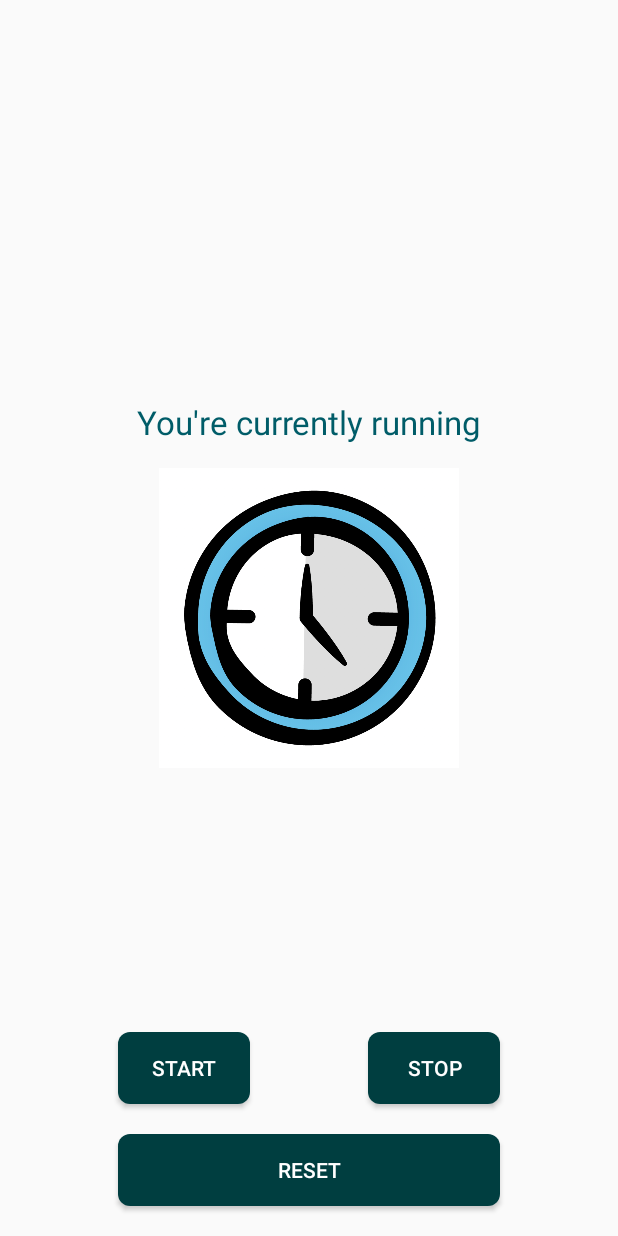
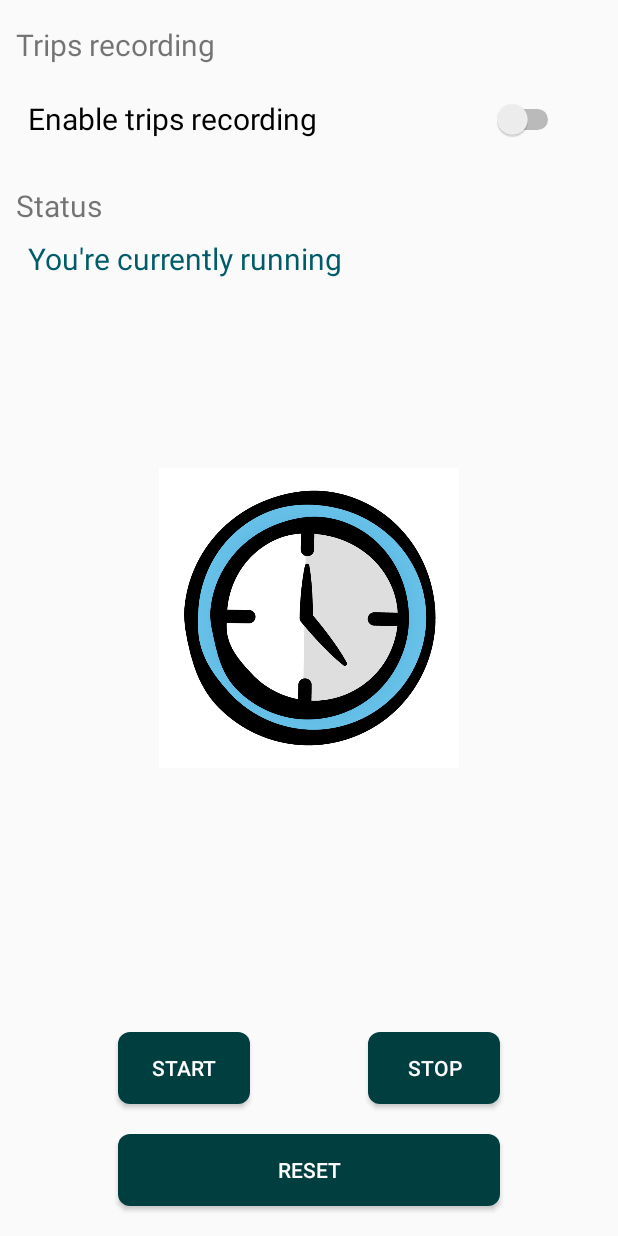
Before and after one commit to kosmolub01/Fuel-balance-app, an Android app: the layout activity_main.xml on its own in the app's theme, with its tools: preview values and no code run, on a phone screen of 412 x 824 dp. Run offline under Robolectric (Android 15) with nearby library versions, the phone set to English and light mode, and no system bars.

Commit message:
Rearrange the activity"

```diff
--- a/app/src/main/AndroidManifest.xml
+++ b/app/src/main/AndroidManifest.xml
@@ -5,6 +5,7 @@
 
     <uses-permission android:name="com.google.android.gms.permission.ACTIVITY_RECOGNITION" />
     <uses-permission android:name="android.permission.ACTIVITY_RECOGNITION" />
+    <uses-permission android:name="android.permission.FOREGROUND_SERVICE" />
 
     <application
         android:allowBackup="false"
--- a/app/src/main/java/com/example/fuelbalanceapp/SupportedActivity.kt
+++ b/app/src/main/java/com/example/fuelbalanceapp/SupportedActivity.kt
@@ -12,7 +12,7 @@ enum class SupportedActivity(
     @StringRes val activityText: Int
 ) {
 
-    NOT_STARTED(R.drawable.time_to_start, R.string.time_to_start),
+    NOT_ENABLED(R.drawable.time_to_start, R.string.enable_trips_recording),
     STILL(R.drawable.dog_standing, R.string.still_text),
     WALKING(R.drawable.dog_walking, R.string.walking_text),
     RUNNING(R.drawable.dog_running, R.string.running_text),
--- a/app/src/main/java/com/example/fuelbalanceapp/detectedactivity/DetectedActivityService.kt
+++ b/app/src/main/java/com/example/fuelbalanceapp/detectedactivity/DetectedActivityService.kt
@@ -9,7 +9,7 @@ import androidx.core.app.NotificationManagerCompat
 import com.google.android.gms.location.ActivityRecognitionClient
 import com.example.fuelbalanceapp.*
 
-const val ACTIVITY_UPDATES_INTERVAL = 500L
+const val ACTIVITY_UPDATES_INTERVAL = 0L
 
 class DetectedActivityService : Service() {
 
--- a/app/src/main/res/layout/activity_main.xml
+++ b/app/src/main/res/layout/activity_main.xml
@@ -5,6 +5,30 @@
     android:layout_width="match_parent"
     android:layout_height="match_parent"
     tools:context=".MainActivity">
+
+    <Switch
+        android:id="@+id/switchTripsRecording"
+        android:layout_width="357dp"
+        android:layout_height="56dp"
+        android:layout_marginStart="8dp"
+        android:layout_marginTop="8dp"
+        android:text="@string/enable_trips_recording"
+        android:textSize="20sp"
+        app:layout_constraintStart_toStartOf="@+id/textViewTripsRecording"
+        app:layout_constraintTop_toBottomOf="@+id/textViewTripsRecording" />
+
+    <TextView
+        android:id="@+id/textViewTripsRecording"
+        android:layout_width="wrap_content"
+        android:layout_height="wrap_content"
+        android:layout_marginTop="16dp"
+        android:labelFor="@id/switchTripsRecording"
+        android:text="@string/trips_recording"
+        android:textSize="20sp"
+        app:layout_constraintEnd_toEndOf="parent"
+        app:layout_constraintHorizontal_bias="0.039"
+        app:layout_constraintStart_toStartOf="parent"
+        app:layout_constraintTop_toTopOf="parent" />
 
     <Button
         android:id="@+id/startBtn"
@@ -59,16 +83,23 @@
         android:id="@+id/activityTitle"
         android:layout_width="wrap_content"
         android:layout_height="wrap_content"
-        android:layout_marginBottom="16dp"
-        android:layout_marginEnd="16dp"
-        android:layout_marginStart="16dp"
+        android:layout_marginTop="8dp"
         android:text="@string/time_to_start"
         android:textColor="@color/colorPrimary"
-        android:textSize="22sp"
-        app:layout_constraintBottom_toTopOf="@id/activityImage"
-        app:layout_constraintEnd_toEndOf="parent"
-        app:layout_constraintStart_toStartOf="parent"
+        android:textSize="20sp"
+        app:layout_constraintStart_toStartOf="@+id/switchTripsRecording"
+        app:layout_constraintTop_toBottomOf="@+id/textViewStatus"
         tools:text="You're currently running" />
+
+    <TextView
+        android:id="@+id/textViewStatus"
+        android:layout_width="wrap_content"
+        android:layout_height="wrap_content"
+        android:layout_marginTop="16dp"
+        android:text="@string/status"
+        android:textSize="20sp"
+        app:layout_constraintStart_toStartOf="@+id/textViewTripsRecording"
+        app:layout_constraintTop_toBottomOf="@+id/switchTripsRecording" />
 
 
 </androidx.constraintlayout.widget.ConstraintLayout>
--- a/app/src/main/res/values/strings.xml
+++ b/app/src/main/res/values/strings.xml
@@ -22,10 +22,12 @@
     <string name="activity_update_remove_success">Activity updates removed</string>
     <string name="activity_update_remove_failed">Removing activity updates failed</string>
 
+    <string name="trips_recording">Trips recording</string>
+    <string name="enable_trips_recording">Enable trips recording</string>
+    <string name="status">Status</string>
     <string name="start_tracking">Start</string>
     <string name="stop_tracking">Stop</string>
     <string name="reset_tracking">Reset</string>
-    <string name="time_to_start">It\'s time to start activity</string>
 
     <string name="still">Still</string>
     <string name="walking">Walking</string>
@@ -36,4 +38,5 @@
     <string name="walking_text">Walking</string>
     <string name="running_text">Running</string>
     <string name="in_vehicle_text">In vehicle</string>
+
 </resources>
```
Also changed, not shown: app/src/main/java/com/example/fuelbalanceapp/MainActivity.kt (+50 -1 lines), app/src/main/java/com/example/fuelbalanceapp/detectedactivity/DetectedActivityReceiver.kt (+5 -3 lines).
